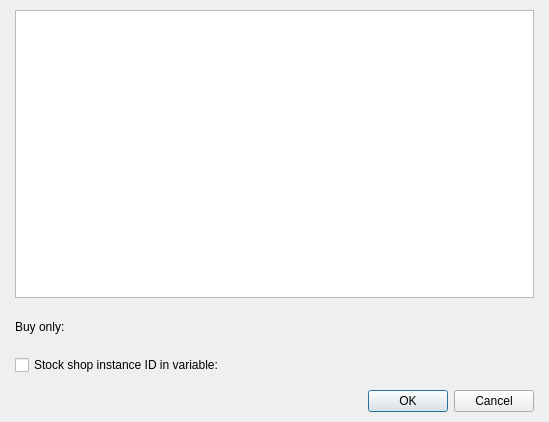
First picture: the form in Editor/Dialogs/Commands/dialogcommandstartshopmenu.ui, repository RPG-Paper-Maker/RPG-Paper-Maker, before the edit.
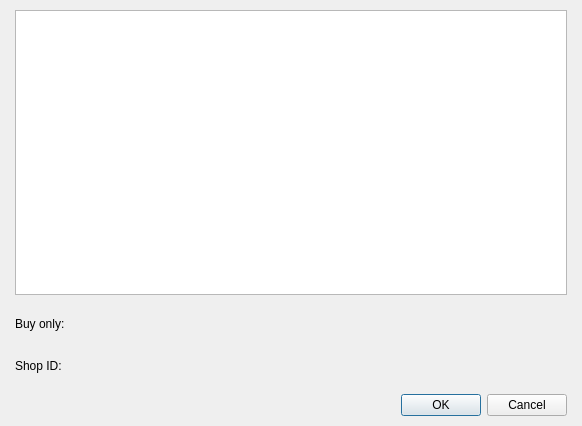
Second picture: the form after the edit. Custom widgets are drawn as their Qt base class.

Commit message: [WIP] Command shop menu: adding shop ID

The edit to the form file:
```diff
--- a/Editor/Dialogs/Commands/dialogcommandstartshopmenu.ui
+++ b/Editor/Dialogs/Commands/dialogcommandstartshopmenu.ui
@@ -6,14 +6,14 @@
    <rect>
     <x>0</x>
     <y>0</y>
-    <width>549</width>
-    <height>422</height>
+    <width>582</width>
+    <height>426</height>
    </rect>
   </property>
   <property name="windowTitle">
    <string>Dialog</string>
   </property>
-  <layout class="QGridLayout" name="gridLayout">
+  <layout class="QGridLayout" name="gridLayout_2">
    <property name="leftMargin">
     <number>15</number>
    </property>
@@ -32,19 +32,21 @@
       <number>15</number>
      </property>
      <item>
-      <layout class="QVBoxLayout" name="verticalLayout" stretch="1,0,0">
+      <layout class="QVBoxLayout" name="verticalLayout" stretch="1,0">
        <item>
         <widget class="WidgetSuperTree" name="treeViewItemPrice"/>
        </item>
        <item>
-        <layout class="QHBoxLayout" name="horizontalLayout">
-         <item>
+        <layout class="QGridLayout" name="gridLayout">
+         <item row="0" column="0">
           <widget class="QLabel" name="labelBuyOnly">
            <property name="text">
             <string>Buy only:</string>
            </property>
           </widget>
          </item>
+         <item row="0" column="1">
+          <layout class="QHBoxLayout" name="horizontalLayout">
          <item>
           <widget class="PanelPrimitiveValue" name="panelPrimitiveValueBuyOnly" native="true">
            <property name="enabled">
@@ -79,30 +81,30 @@
          </item>
         </layout>
        </item>
-       <item>
-        <layout class="QHBoxLayout" name="horizontalLayout_2" stretch="0,0,1">
-         <item>
-          <widget class="QCheckBox" name="checkBoxStockShopInstanceID">
+         <item row="1" column="0">
+          <widget class="QLabel" name="labelShopID">
            <property name="text">
-            <string>Stock shop instance ID in variable:</string>
+            <string>Shop ID:</string>
            </property>
           </widget>
          </item>
+         <item row="1" column="1">
+          <layout class="QHBoxLayout" name="horizontalLayout_2">
          <item>
-          <widget class="WidgetVariable" name="widgetVariableStock" native="true">
+            <widget class="PanelPrimitiveValue" name="panelPrimitiveValueShopID" native="true">
            <property name="enabled">
-            <bool>false</bool>
+              <bool>true</bool>
            </property>
            <property name="minimumSize">
             <size>
-             <width>200</width>
-             <height>0</height>
+               <width>250</width>
+               <height>27</height>
             </size>
            </property>
            <property name="maximumSize">
             <size>
-             <width>200</width>
-             <height>16777215</height>
+               <width>250</width>
+               <height>27</height>
             </size>
            </property>
           </widget>
@@ -124,6 +126,8 @@
        </item>
       </layout>
      </item>
+      </layout>
+     </item>
      <item>
       <widget class="QDialogButtonBox" name="buttonBox">
        <property name="orientation">
@@ -150,12 +154,6 @@
    <header>panelprimitivevalue.h</header>
    <container>1</container>
   </customwidget>
-  <customwidget>
-   <class>WidgetVariable</class>
-   <extends>QWidget</extends>
-   <header>widgetvariable.h</header>
-   <container>1</container>
-  </customwidget>
  </customwidgets>
  <resources/>
  <connections>
```
Lines whose indentation alone changed are shown as unchanged. The commit also changes 11 other files.
